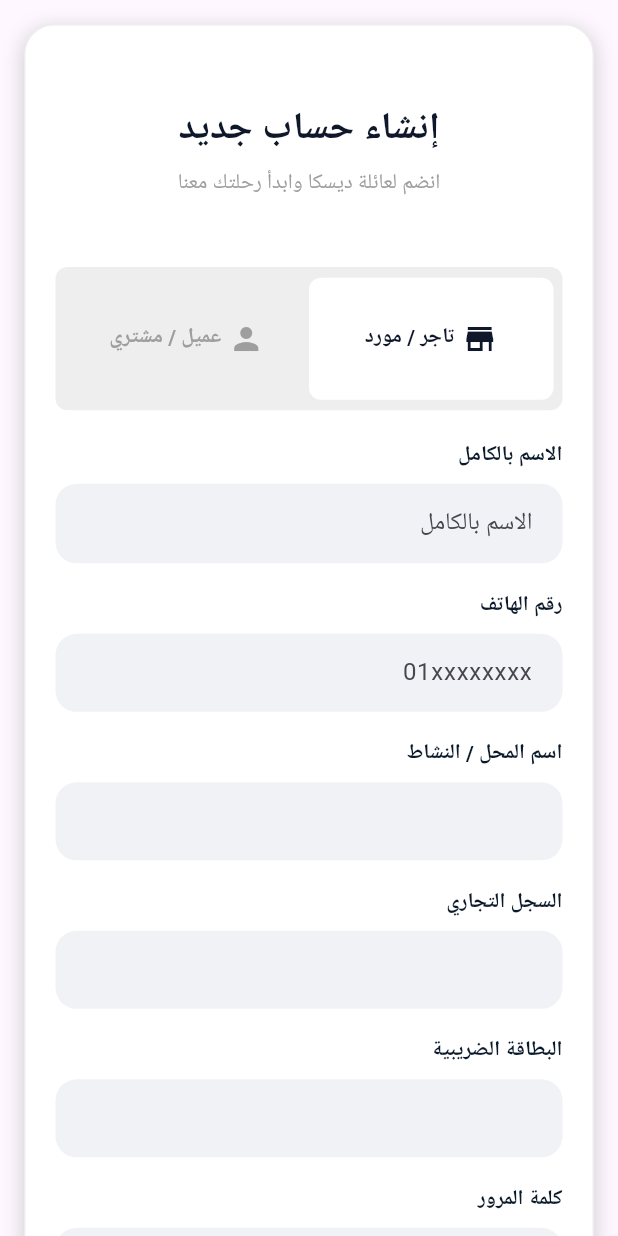
After one commit to a7medragab22/diska_app, a Flutter app: the RegisterView screen opened by its route, after a tap on "تاجر / مورد", on a phone screen of 412 x 824 dp. The commit adds this screen. Run offline on Flutter 3.47's test engine with Material 3 defaults, Android fonts, the phone set to English and light mode, and no system bars; our stand-ins replace dotted_border, flutter_bloc, flutter_screenutil, font_awesome_flutter.

Commit message:
creeate register view

```diff
--- a/lib/core/routes/app_route_name.dart
+++ b/lib/core/routes/app_route_name.dart
@@ -4,6 +4,9 @@ import 'package:diska_app/features/auth/login/data/repos/log_in_repo_impl.dart';
 import 'package:diska_app/features/auth/login/logic/cubits/log_in_cubit/log_in_cubit.dart';
 import 'package:diska_app/features/auth/new_password/presentation/views/new_password_view.dart';
 import 'package:diska_app/features/auth/login/presentation/views/log_in_view.dart';
+import 'package:diska_app/features/auth/register/data/repos/register_repo_impl.dart';
+import 'package:diska_app/features/auth/register/logic/cubits/register_cubit/register_cubit.dart';
+import 'package:diska_app/features/auth/register/presentation/views/register_view.dart';
 import 'package:diska_app/features/cart/presentation/views/cart_view.dart';
 import 'package:diska_app/features/favourites/presentation/views/fav_view.dart';
 import 'package:diska_app/features/home/logic/cubits/category_cubit/category_cubit.dart';
@@ -32,5 +35,9 @@ class AppRouteName {
     AppRoute.forgetPasswordView: (context) => const ForgetPasswordView(),
 
     AppRoute.newPasswordView: (context) => const NewPasswordView(),
+    AppRoute.registerView: (context) => BlocProvider(
+      create: (_) => RegisterCubit(RegisterRepoImpl()),
+      child: RegisterView(),
+    ),
   };
 }
--- a/lib/features/auth/login/presentation/views/log_in_view.dart
+++ b/lib/features/auth/login/presentation/views/log_in_view.dart
@@ -35,9 +35,7 @@ class _LoginViewState extends State<LoginView> {
                 gradient: LinearGradient(
                   colors: [Color(0xff0B1A2B), Color(0xffC9A227)],
                 ),
-                boxShadow: [
 
-                ]
               ),
             ),
 
@@ -230,11 +228,17 @@ class _LoginViewState extends State<LoginView> {
                         Row(
                           mainAxisAlignment: MainAxisAlignment.center,
                           children: [
-                            Text(
-                              "إنشاء حساب جديد",
-                              style: TextStyle(
-                                fontWeight: FontWeight.bold,
-                                color: Color(0xff0B1A2B),
+                            GestureDetector(
+                              onTap: () => Navigator.pushNamed(
+                                context,
+                                AppRoute.registerView,
+                              ),
+                              child: Text(
+                                "إنشاء حساب جديد",
+                                style: TextStyle(
+                                  fontWeight: FontWeight.bold,
+                                  color: Color(0xff0B1A2B),
+                                ),
                               ),
                             ),
                             SizedBox(width: 4.h),
--- /dev/null
+++ b/lib/features/auth/register/data/models/register_model.dart
@@ -0,0 +1,31 @@
+class RegisterModel {
+  final String name;
+  final String phone;
+  final String password;
+  final String? businessName;
+  final String? commercialRegister;
+  final String? taxCard;
+  final String role; // customer | merchant
+
+  RegisterModel({
+    required this.name,
+    required this.phone,
+    required this.password,
+    required this.role,
+    this.businessName,
+    this.commercialRegister,
+    this.taxCard,
+  });
+
+  Map<String, dynamic> toJson() {
+    return {
+      "name": name,
+      "phone": phone,
+      "password": password,
+      "role": role,
+      "business_name": businessName,
+      "commercial_register": commercialRegister,
+      "tax_card": taxCard,
+    };
+  }
+}
--- /dev/null
+++ b/lib/features/auth/register/data/repos/register_repo.dart
@@ -0,0 +1,5 @@
+import 'package:diska_app/features/auth/register/data/models/register_model.dart';
+
+abstract class RegisterRepo {
+  Future<void> register(RegisterModel model);
+}
--- /dev/null
+++ b/lib/features/auth/register/data/repos/register_repo_impl.dart
@@ -0,0 +1,12 @@
+import 'package:diska_app/features/auth/register/data/models/register_model.dart';
+import 'package:diska_app/features/auth/register/data/repos/register_repo.dart';
+
+class RegisterRepoImpl implements RegisterRepo {
+  @override
+  Future<void> register(RegisterModel model) async {
+    await Future.delayed(const Duration(seconds: 2));
+
+    // simulate success
+    print(model.toJson());
+  }
+}
--- /dev/null
+++ b/lib/features/auth/register/logic/cubits/register_cubit/register_cubit.dart
@@ -0,0 +1,25 @@
+import 'package:diska_app/features/auth/register/data/models/register_model.dart';
+import 'package:diska_app/features/auth/register/data/repos/register_repo.dart';
+import 'package:diska_app/features/auth/register/logic/cubits/register_cubit/register_state.dart';
+import 'package:flutter_bloc/flutter_bloc.dart';
+
+class RegisterCubit extends Cubit<RegisterState> {
+  final RegisterRepo repo;
+
+  RegisterCubit(this.repo) : super(RegisterState());
+
+  void toggleRole(bool isMerchant) {
+    emit(state.copyWith(isMerchant: isMerchant));
+  }
+
+  Future<void> register(RegisterModel model) async {
+    emit(state.copyWith(isLoading: true, error: null));
+
+    try {
+      await repo.register(model);
+      emit(state.copyWith(isLoading: false, isSuccess: true));
+    } catch (e) {
+      emit(state.copyWith(isLoading: false, error: e.toString()));
+    }
+  }
+}
--- /dev/null
+++ b/lib/features/auth/register/logic/cubits/register_cubit/register_state.dart
@@ -0,0 +1,27 @@
+class RegisterState {
+  final bool isLoading;
+  final String? error;
+  final bool isSuccess;
+  final bool isMerchant;
+
+  RegisterState({
+    this.isLoading = false,
+    this.error,
+    this.isSuccess = false,
+    this.isMerchant = false,
+  });
+
+  RegisterState copyWith({
+    bool? isLoading,
+    String? error,
+    bool? isSuccess,
+    bool? isMerchant,
+  }) {
+    return RegisterState(
+      isLoading: isLoading ?? this.isLoading,
+      error: error,
+      isSuccess: isSuccess ?? this.isSuccess,
+      isMerchant: isMerchant ?? this.isMerchant,
+    );
+  }
+}
--- /dev/null
+++ b/lib/features/auth/register/presentation/views/register_view.dart
@@ -0,0 +1,27 @@
+import 'package:diska_app/features/auth/register/logic/cubits/register_cubit/register_cubit.dart';
+import 'package:diska_app/features/auth/register/logic/cubits/register_cubit/register_state.dart';
+import 'package:diska_app/features/auth/register/presentation/widgets/register_form.dart';
+import 'package:flutter/material.dart';
+import 'package:flutter_bloc/flutter_bloc.dart';
+
+class RegisterView extends StatelessWidget {
+  const RegisterView({super.key});
+
+  @override
+  Widget build(BuildContext context) {
+    return Scaffold(
+      body: SafeArea(
+        child: BlocListener<RegisterCubit, RegisterState>(
+          listener: (context, state) {
+            if (state.isSuccess) {
+              ScaffoldMessenger.of(
+                context,
+              ).showSnackBar(const SnackBar(content: Text("تم إنشاء الحساب")));
+            }
+          },
+          child: const RegisterForm(),
+        ),
+      ),
+    );
+  }
+}
--- /dev/null
+++ b/lib/features/auth/register/presentation/widgets/custom_container.dart
@@ -0,0 +1,69 @@
+import 'package:diska_app/core/routes/app_route.dart';
+import 'package:diska_app/features/auth/register/presentation/widgets/register_header.dart';
+import 'package:diska_app/features/auth/register/presentation/widgets/register_toggle.dart';
+import 'package:flutter/material.dart';
+import 'package:flutter_screenutil/flutter_screenutil.dart';
+
+class CustomContainer extends StatelessWidget {
+  const CustomContainer({super.key, required this.child});
+  final Widget child;
+  @override
+  Widget build(BuildContext context) {
+    return SingleChildScrollView(
+      child: Container(
+        padding: const EdgeInsets.all(20),
+        decoration: BoxDecoration(
+          color: Colors.white,
+          borderRadius: BorderRadius.circular(20),
+          border: Border.all(color: Colors.grey.shade200),
+          boxShadow: [
+            BoxShadow(
+              color: Colors.black.withValues(alpha: 0.15),
+              spreadRadius: 2,
+              blurRadius: 10,
+              offset: Offset(0, 4),
+            ),
+          ],
+        ),
+        child: Column(
+          children: [
+            const SizedBox(height: 30),
+            const RegisterHeader(
+              title: 'إنشاء حساب جديد',
+              subtitle: 'انضم لعائلة ديسكا وابدأ رحلتك معنا',
+            ),
+            const SizedBox(height: 20),
+            const RegisterToggle(),
+            const SizedBox(height: 20),
+            child,
+            Divider(color: Colors.grey.shade300),
+
+            const SizedBox(height: 10),
+
+            /// Register
+            Row(
+              mainAxisAlignment: MainAxisAlignment.center,
+              children: [
+                GestureDetector(
+                  onTap: () => Navigator.pushReplacementNamed(
+                    context,
+                    AppRoute.logInView,
+                  ),
+                  child: Text(
+                    "تسجيل الدخول",
+                    style: TextStyle(
+                      fontWeight: FontWeight.bold,
+                      color: Color(0xff0B1A2B),
+                    ),
+                  ),
+                ),
+                SizedBox(width: 4.h),
+                Text("لديك حساب بالفعل؟"),
+              ],
+            ),
+          ],
+        ),
+      ),
+    );
+  }
+}
--- /dev/null
+++ b/lib/features/auth/register/presentation/widgets/customer_form.dart
@@ -0,0 +1,70 @@
+import 'package:diska_app/features/auth/register/data/models/register_model.dart';
+import 'package:diska_app/features/auth/register/logic/cubits/register_cubit/register_cubit.dart';
+import 'package:diska_app/features/auth/register/presentation/widgets/custom_container.dart';
+import 'package:diska_app/features/auth/register/presentation/widgets/label.dart';
+import 'package:diska_app/features/auth/register/presentation/widgets/register_button.dart';
+import 'package:flutter/material.dart';
+import 'package:flutter_bloc/flutter_bloc.dart';
+
+class CustomerPremiumForm extends StatefulWidget {
+  const CustomerPremiumForm({super.key});
+
+  @override
+  State<CustomerPremiumForm> createState() => _CustomerPremiumFormState();
+}
+
+class _CustomerPremiumFormState extends State<CustomerPremiumForm> {
+  final nameController = TextEditingController();
+  final phoneController = TextEditingController();
+  final passwordController = TextEditingController();
+
+  @override
+  void dispose() {
+    nameController.dispose();
+    phoneController.dispose();
+    passwordController.dispose();
+    super.dispose();
+  }
+
+  @override
+  Widget build(BuildContext context) {
+    return CustomContainer(
+      child: Column(
+        children: [
+          Label(
+            controller: nameController,
+            hint: "الاسم بالكامل",
+            labelName: 'الاسم بالكامل',
+          ),
+          Label(
+            controller: phoneController,
+            hint: '01*********',
+            labelName: 'رقم الهاتف',
+          ),
+          Label(
+            controller: passwordController,
+            hint: '********',
+            labelName: 'كلمة المرور',
+          ),
+
+          const SizedBox(height: 20),
+
+          RegisterButton(
+            onPressed: () {
+              final cubit = context.read<RegisterCubit>();
+
+              cubit.register(
+                RegisterModel(
+                  name: nameController.text,
+                  phone: phoneController.text,
+                  password: passwordController.text,
+                  role: "customer", // 👈 هنا الفرق
+                ),
+              );
+            },
+          ),
+        ],
+      ),
+    );
+  }
+}
--- /dev/null
+++ b/lib/features/auth/register/presentation/widgets/label.dart
@@ -0,0 +1,39 @@
+import 'package:diska_app/core/utils/custom_text_feild.dart';
+import 'package:flutter/material.dart';
+
+class Label extends StatelessWidget {
+  const Label({
+    super.key,
+    required this.controller,
+    required this.hint,
+    required this.labelName,
+  });
+  final TextEditingController controller;
+  final String hint;
+  final String labelName;
+
+  @override
+  Widget build(BuildContext context) {
+    return Column(
+      crossAxisAlignment: CrossAxisAlignment.end,
+      mainAxisSize: MainAxisSize.min,
+      children: [
+        Text(
+          textAlign: TextAlign.end,
+          labelName,
+          style: TextStyle(
+            fontWeight: FontWeight.w600,
+            color: Color(0xff0B1A2B),
+          ),
+        ),
+
+        const SizedBox(height: 8),
+
+        /// Phone Field
+        CustomTextFeild(hint: hint, controller: controller),
+
+        const SizedBox(height: 18),
+      ],
+    );
+  }
+}
--- /dev/null
+++ b/lib/features/auth/register/presentation/widgets/merchant_form.dart
@@ -0,0 +1,93 @@
+import 'package:diska_app/features/auth/register/data/models/register_model.dart';
+import 'package:diska_app/features/auth/register/logic/cubits/register_cubit/register_cubit.dart';
+import 'package:diska_app/features/auth/register/presentation/widgets/custom_container.dart';
+import 'package:diska_app/features/auth/register/presentation/widgets/label.dart';
+import 'package:diska_app/features/auth/register/presentation/widgets/register_button.dart';
+import 'package:flutter/material.dart';
+import 'package:flutter_bloc/flutter_bloc.dart';
+
+class MerchantPremiumForm extends StatefulWidget {
+  const MerchantPremiumForm({super.key});
+
+  @override
+  State<MerchantPremiumForm> createState() => _MerchantPremiumFormState();
+}
+
+class _MerchantPremiumFormState extends State<MerchantPremiumForm> {
+  final nameController = TextEditingController();
+  final phoneController = TextEditingController();
+  final passwordController = TextEditingController();
+  final businessController = TextEditingController();
+  final commercialController = TextEditingController();
+  final taxController = TextEditingController();
+
+  @override
+  void dispose() {
+    nameController.dispose();
+    phoneController.dispose();
+    passwordController.dispose();
+    businessController.dispose();
+    commercialController.dispose();
+    taxController.dispose();
+    super.dispose();
+  }
+
+  @override
+  Widget build(BuildContext context) {
+    return CustomContainer(
+      child: Column(
+        children: [
+          Label(
+            controller: nameController,
+            hint: "الاسم بالكامل",
+            labelName: 'الاسم بالكامل',
+          ),
+          Label(
+            controller: phoneController,
+            hint: "01xxxxxxxx",
+            labelName: "رقم الهاتف",
+          ),
+          Label(
+            controller: businessController,
+            hint: "",
+            labelName: "اسم المحل / النشاط",
+          ),
+          Label(
+            controller: commercialController,
+            hint: "",
+            labelName: "السجل التجاري",
+          ),
+          Label(
+            controller: taxController,
+            hint: "",
+            labelName: "البطاقة الضريبية",
+          ),
+          Label(
+            controller: passwordController,
+            hint: '********',
+            labelName: 'كلمة المرور',
+          ),
+
+          /// زرار التسجيل
+          RegisterButton(
+            onPressed: () {
+              final cubit = context.read<RegisterCubit>();
+
+              cubit.register(
+                RegisterModel(
+                  name: nameController.text,
+                  phone: phoneController.text,
+                  password: passwordController.text,
+                  role: "merchant", // هنا ثابت
+                  businessName: businessController.text,
+                  commercialRegister: commercialController.text,
+                  taxCard: taxController.text,
+                ),
+              );
+            },
+          ),
+        ],
+      ),
+    );
+  }
+}
--- /dev/null
+++ b/lib/features/auth/register/presentation/widgets/register_button.dart
@@ -0,0 +1,23 @@
+import 'package:diska_app/core/utils/custom_button.dart';
+import 'package:diska_app/features/auth/register/logic/cubits/register_cubit/register_cubit.dart';
+import 'package:diska_app/features/auth/register/logic/cubits/register_cubit/register_state.dart';
+import 'package:flutter/material.dart';
+import 'package:flutter_bloc/flutter_bloc.dart';
+
+class RegisterButton extends StatelessWidget {
+  final VoidCallback onPressed;
+
+  const RegisterButton({super.key, required this.onPressed});
+
+  @override
+  Widget build(BuildContext context) {
+    return BlocBuilder<RegisterCubit, RegisterState>(
+      builder: (context, state) {
+        return CustomButton(
+          text: 'انشاء الحساب',
+          onPressed: state.isLoading ? null : onPressed,
+        );
+      },
+    );
+  }
+}
--- /dev/null
+++ b/lib/features/auth/register/presentation/widgets/register_form.dart
@@ -0,0 +1,41 @@
+import 'package:diska_app/features/auth/register/logic/cubits/register_cubit/register_cubit.dart';
+import 'package:diska_app/features/auth/register/logic/cubits/register_cubit/register_state.dart';
+import 'package:diska_app/features/auth/register/presentation/widgets/customer_form.dart';
+import 'package:diska_app/features/auth/register/presentation/widgets/merchant_form.dart';
+import 'package:flutter/material.dart';
+import 'package:flutter_bloc/flutter_bloc.dart';
+
+class RegisterForm extends StatelessWidget {
+  const RegisterForm({super.key});
+
+  @override
+  Widget build(BuildContext context) {
+    return BlocBuilder<RegisterCubit, RegisterState>(
+      builder: (context, state) {
+        return ListView(
+          padding: const EdgeInsets.all(16),
+          children: [
+
+
+            /// 🔥 هنا السحر
+            AnimatedSwitcher(
+              duration: const Duration(milliseconds: 500),
+              transitionBuilder: (child, animation) {
+                return SlideTransition(
+                  position: Tween<Offset>(
+                    begin: const Offset(1, 0),
+                    end: Offset.zero,
+                  ).animate(animation),
+                  child: FadeTransition(opacity: animation, child: child),
+                );
+              },
+              child: state.isMerchant
+                  ? const MerchantPremiumForm(key: ValueKey("merchant"))
+                  : const CustomerPremiumForm(key: ValueKey("customer")),
+            ),
+          ],
+        );
+      },
+    );
+  }
+}
--- /dev/null
+++ b/lib/features/auth/register/presentation/widgets/register_header.dart
@@ -0,0 +1,39 @@
+import 'package:diska_app/core/themes/app_colors.dart';
+import 'package:flutter/material.dart';
+import 'package:flutter_screenutil/flutter_screenutil.dart';
+
+class RegisterHeader extends StatelessWidget {
+  const RegisterHeader({
+    super.key,
+    required this.title,
+    required this.subtitle,
+  });
+  final String title;
+  final String subtitle;
+  @override
+  Widget build(BuildContext context) {
+    return Column(
+      children: [
+        Center(
+          child: Text(
+            title,
+            style: TextStyle(
+              fontSize: 22.sp,
+              fontWeight: FontWeight.bold,
+              color: AppColors.primaryDark,
+            ),
+          ),
+        ),
+
+        const SizedBox(height: 8),
+
+        /// Subtitle
+        Center(
+          child: Text(subtitle, style: TextStyle(color: Colors.grey)),
+        ),
+
+        const SizedBox(height: 25),
+      ],
+    );
+  }
+}
--- /dev/null
+++ b/lib/features/auth/register/presentation/widgets/register_submit_data.dart
@@ -0,0 +1,51 @@
+import 'package:diska_app/core/utils/custom_button.dart';
+import 'package:diska_app/features/auth/register/data/models/register_model.dart';
+import 'package:diska_app/features/auth/register/logic/cubits/register_cubit/register_cubit.dart';
+import 'package:diska_app/features/auth/register/logic/cubits/register_cubit/register_state.dart';
+import 'package:flutter/material.dart';
+import 'package:flutter_bloc/flutter_bloc.dart';
+
+class RegisterSubmitData extends StatelessWidget {
+  final TextEditingController name;
+  final TextEditingController phone;
+  final TextEditingController password;
+  final TextEditingController business;
+  final TextEditingController commercial;
+  final TextEditingController tax;
+
+  const RegisterSubmitData({
+    super.key,
+    required this.name,
+    required this.phone,
+    required this.password,
+    required this.business,
+    required this.commercial,
+    required this.tax,
+  });
+
+  @override
+  Widget build(BuildContext context) {
+    return BlocBuilder<RegisterCubit, RegisterState>(
+      builder: (context, state) {
+        return CustomButton(
+          text: 'إنشاء الحساب',
+          onPressed: state.isLoading
+              ? null
+              : () {
+                  context.read<RegisterCubit>().register(
+                    RegisterModel(
+                      name: name.text,
+                      phone: phone.text,
+                      password: password.text,
+                      role: state.isMerchant ? "merchant" : "customer",
+                      businessName: business.text,
+                      commercialRegister: commercial.text,
+                      taxCard: tax.text,
+                    ),
+                  );
+                },
+        );
+      },
+    );
+  }
+}
--- /dev/null
+++ b/lib/features/auth/register/presentation/widgets/register_toggle.dart
@@ -0,0 +1,80 @@
+import 'package:diska_app/core/themes/app_colors.dart';
+import 'package:diska_app/features/auth/register/logic/cubits/register_cubit/register_cubit.dart';
+import 'package:diska_app/features/auth/register/logic/cubits/register_cubit/register_state.dart';
+import 'package:flutter/material.dart';
+import 'package:flutter_bloc/flutter_bloc.dart';
+import 'package:flutter_screenutil/flutter_screenutil.dart';
+
+class RegisterToggle extends StatelessWidget {
+  const RegisterToggle({super.key});
+
+  @override
+  Widget build(BuildContext context) {
+    return BlocBuilder<RegisterCubit, RegisterState>(
+      builder: (context, state) {
+        final cubit = context.read<RegisterCubit>();
+
+        return Container(
+          height: 80.h,
+          padding: const EdgeInsets.all(6),
+          decoration: BoxDecoration(
+            color: Colors.grey.shade200,
+            borderRadius: BorderRadius.circular(8),
+          ),
+          child: Row(
+            children: [
+              _item(
+                title: "عميل / مشتري",
+                active: !state.isMerchant,
+                onTap: () => cubit.toggleRole(false),
+                icon: Icons.person,
+              ),
+              _item(
+                title: "تاجر / مورد",
+                active: state.isMerchant,
+                onTap: () => cubit.toggleRole(true),
+                icon: Icons.store,
+              ),
+            ],
+          ),
+        );
+      },
+    );
+  }
+
+  Widget _item({
+    required String title,
+    required bool active,
+    required VoidCallback onTap,
+    required IconData icon,
+  }) {
+    return Expanded(
+      child: GestureDetector(
+        onTap: onTap,
+        child: AnimatedContainer(
+          duration: const Duration(milliseconds: 300),
+          padding: EdgeInsets.symmetric(vertical: 24.h),
+          decoration: BoxDecoration(
+            color: active ? Colors.white : Colors.transparent,
+            borderRadius: BorderRadius.circular(8),
+          ),
+          child: Row(
+            mainAxisAlignment: MainAxisAlignment.center,
+            mainAxisSize: MainAxisSize.min,
+            children: [
+              Text(
+                title,
+                style: TextStyle(
+                  fontWeight: FontWeight.bold,
+                  color: active ? AppColors.primaryDark : Colors.grey,
+                ),
+              ),
+              SizedBox(width: 4.w),
+              Icon(icon, color: active ? AppColors.primaryDark : Colors.grey),
+            ],
+          ),
+        ),
+      ),
+    );
+  }
+}
```
Also changed, not shown: lib/core/utils/validators.dart (added).
